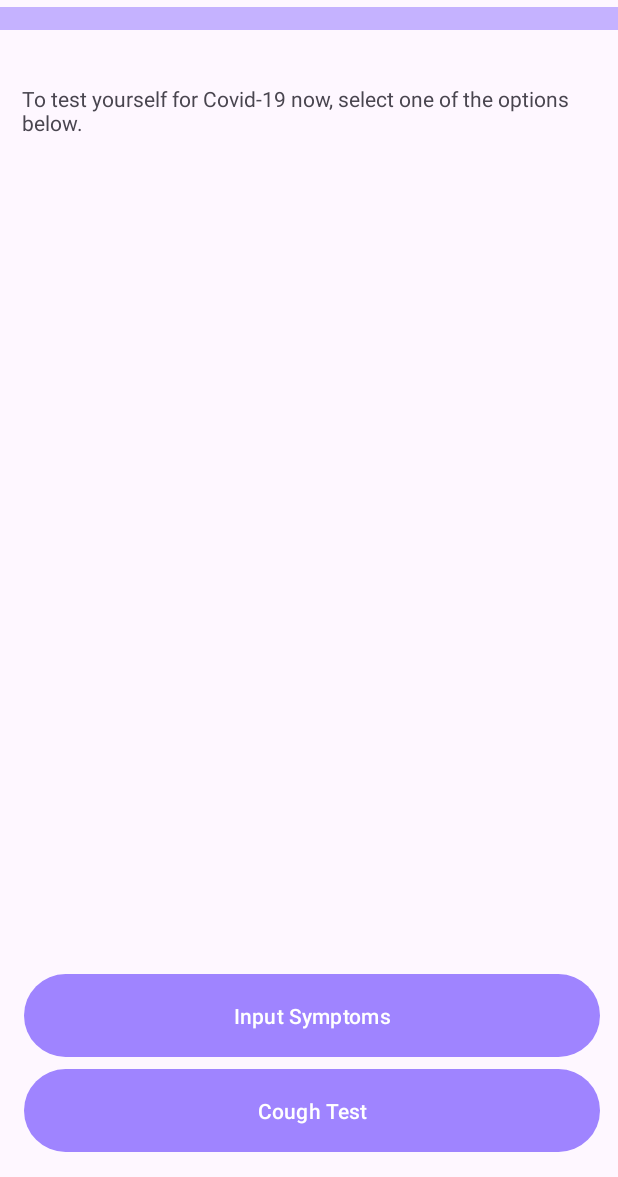
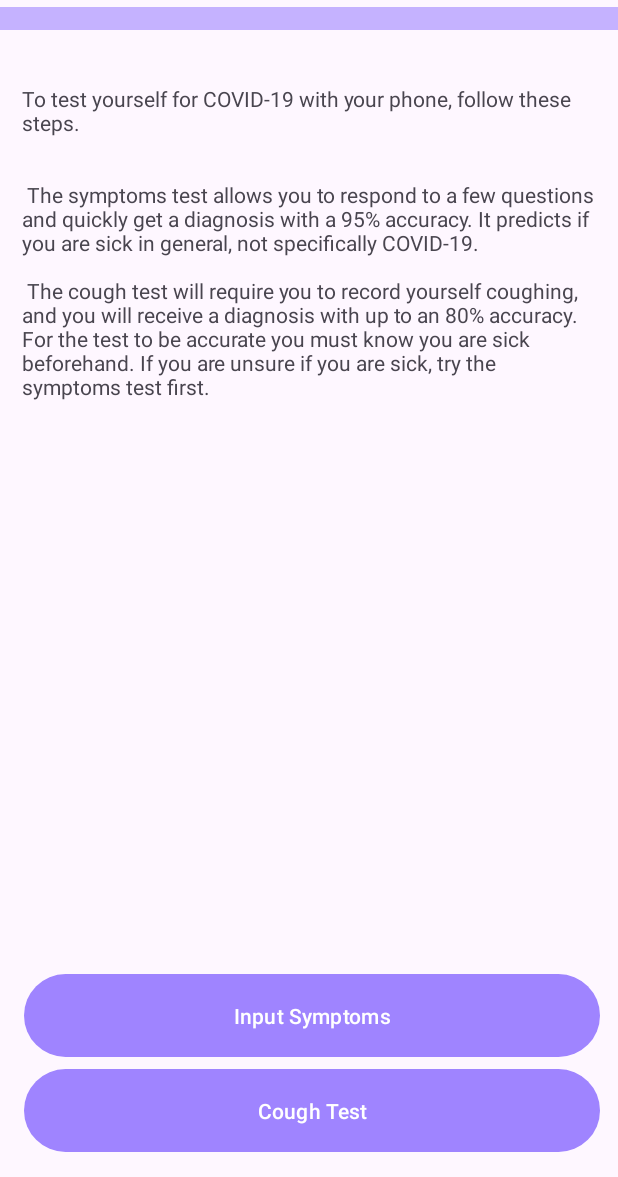
Before and after one commit to david-safro/CoughScan, an Android app: the screen it shows after launch (MainActivity), on a phone screen of 412 x 824 dp, the part 59-1236 px from its top. Run offline under Robolectric (Android 15) with nearby library versions, the light colour scheme and no system bars.

Commit message:
improve UI

```diff
--- a/client/android/CoughScan/app/src/main/res/layout/activity_main.xml
+++ b/client/android/CoughScan/app/src/main/res/layout/activity_main.xml
@@ -39,16 +39,15 @@
     <TextView
         android:id="@+id/textView"
         android:layout_width="382dp"
-        android:layout_height="500dp"
+        android:layout_height="wrap_content"
         android:layout_marginTop="36dp"
-        android:text="To test yourself for Covid-19 now, select one of the options below."
+        android:text="@string/main_desc"
         app:layout_constraintBottom_toTopOf="@+id/button_nav_symptoms"
         app:layout_constraintEnd_toEndOf="parent"
         app:layout_constraintHorizontal_bias="0.482"
         app:layout_constraintStart_toStartOf="parent"
         app:layout_constraintTop_toBottomOf="@+id/linearLayout"
-        app:layout_constraintVertical_bias="0.0"
-        tools:text="@string/main_desc" />
+        app:layout_constraintVertical_bias="0.0" />
 
     <LinearLayout
         android:id="@+id/linearLayout"
@@ -61,18 +60,4 @@
         app:layout_constraintStart_toStartOf="parent"
         app:layout_constraintTop_toTopOf="parent"></LinearLayout>
 
-    <LinearLayout
-        android:id="@+id/linearLayout2"
-        android:layout_width="0dp"
-        android:layout_height="0dp"
-        android:layout_marginStart="1dp"
-        android:layout_marginTop="35dp"
-        android:layout_marginEnd="1dp"
-        android:orientation="vertical"
-        app:layout_constraintBottom_toTopOf="@+id/linearLayout"
-        app:layout_constraintEnd_toEndOf="parent"
-        app:layout_constraintHorizontal_bias="0.0"
-        app:layout_constraintStart_toStartOf="parent"
-        app:layout_constraintTop_toTopOf="parent"></LinearLayout>
-
 </androidx.constraintlayout.widget.ConstraintLayout>
```
